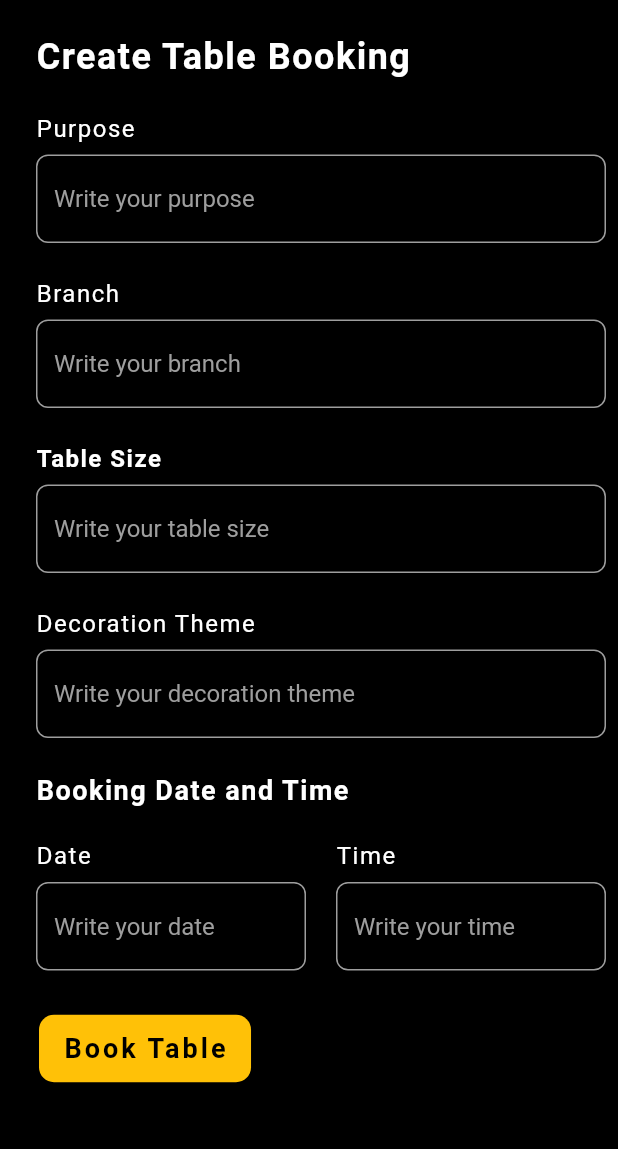
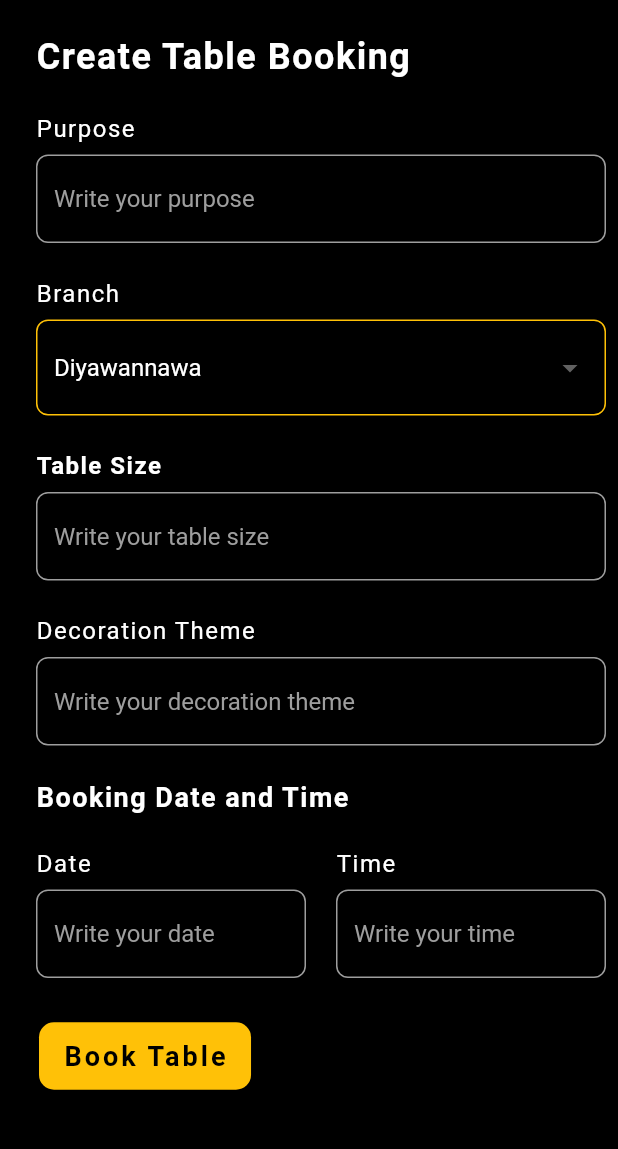
Before and after one commit to User-Experience-Design-SE3050-2021/se3050---uee-2021s2_reg_we_27, a Flutter app: the AddTableBookingScreen screen opened directly, on a phone screen of 412 x 824 dp, the part 84-1233 px from its top. Run offline on Flutter 3.47's test engine with Material 2 defaults, Android fonts, the light colour scheme and no system bars; our stand-ins replace cloud_firestore, firebase_core; accounts and stored records are empty.

Commit message:
add branches dropdown for addTableBookingForm.dart

```diff
--- a/machan_eats_application/lib/custom_form_field.dart
+++ b/machan_eats_application/lib/custom_form_field.dart
@@ -38,7 +38,7 @@
   @override
   Widget build(BuildContext context) {
     return TextFormField(
-      style: TextStyle(color: Colors.grey),
+      style: TextStyle(color: Colors.white),
       initialValue: _initialValue,
       maxLines: maxLines,
       keyboardType: _keyboardtype,
--- a/machan_eats_application/lib/screens/tablebookingScreens/addTableBookingForm.dart
+++ b/machan_eats_application/lib/screens/tablebookingScreens/addTableBookingForm.dart
@@ -35,7 +35,7 @@
   bool _isProcessing = false;
 
   final TextEditingController _purposeController = TextEditingController();
-  final TextEditingController _branchController = TextEditingController();
+  // final TextEditingController _branchController = TextEditingController();
   final TextEditingController _tableSizeController = TextEditingController();
   final TextEditingController _decorationThemeController = TextEditingController();
   final TextEditingController _dateController = TextEditingController();
@@ -108,85 +108,70 @@
                       ),
                     ),
                     SizedBox(height:8.0),
-                    // DropdownButtonFormField(
-                    //   style: TextStyle(
-                    //     color: Colors.grey,
-                    //   ),
-                    //   dropdownColor: Colors.black,
-                    //   decoration: InputDecoration(
-                    //     fillColor: Colors.black,
-                    //     filled: true,
-                    //     labelStyle: TextStyle(color: Colors.yellowAccent),
-                    //     hintStyle: const TextStyle(
-                    //         color: Colors.white
-                    //     ),
-                    //     errorStyle: const TextStyle(
-                    //       color: Colors.redAccent,
-                    //       fontWeight: FontWeight.bold,
-                    //     ),
-                    //     focusedBorder: OutlineInputBorder(
-                    //         borderRadius: BorderRadius.circular(8.0),
-                    //         borderSide: const BorderSide(
-                    //           color: Colors.amber,
-                    //           width: 2,
-                    //         )
-                    //     ),
-                    //     enabledBorder: OutlineInputBorder(
-                    //         borderRadius: BorderRadius.circular(8.0),
-                    //         borderSide: const BorderSide(
-                    //           color: Colors.amber,
-                    //         )
-                    //     ),
-                    //     errorBorder: OutlineInputBorder(
-                    //         borderRadius: BorderRadius.circular(8.0),
-                    //         borderSide: const BorderSide(
-                    //           color: Colors.redAccent,
-                    //           width: 2,
-                    //         )
-                    //     ),
-                    //     focusedErrorBorder: OutlineInputBorder(
-                    //       borderRadius: BorderRadius.circular(8.0),
-                    //       borderSide: const BorderSide(
-                    //         color: Colors.redAccent,
-                    //         width: 2,
-                    //       ),
-                    //     ),
-                    //   ),
-                    //   onChanged: (value) {
-                    //     setState(() => getBranch = value.toString());
-                    //   },
-                    //   value: getBranch.isEmpty ? 'Diyawannawa' : getBranch,
-                    //   validator: (value) {
-                    //         if(value == null || value.toString().isEmpty){
-                    //           return 'This source can not be empty.';
-                    //         }
-                    //         getBranch = value.toString();
-                    //   },
-                    //   items: branches.map((branch) {
-                    //     return DropdownMenuItem(
-                    //       child: Text(branch),
-                    //       value: branch,
-                    //     );
-                    //   }).toList(),
-                    //   // selectedItemBuilder: (context) {
-                    //   //   return [Text(getBranch)];
-                    //   // },
-                    // ),
-                    CustomFormField(
-                      initialValue: "",
-                      isLabelEnabled: false,
-                      controller: _branchController,
-                      focusNode: widget.branchFocusNode,
-                      keyboardType: TextInputType.text,
-                      inputAction: TextInputAction.next,
+                    DropdownButtonFormField(
+                      style: TextStyle(
+                        color: Colors.white,
+                        fontSize: 16,
+                      ),
+                      dropdownColor: Colors.black,
+                      decoration: InputDecoration(
+                        fillColor: Colors.black,
+                        filled: true,
+                        labelStyle: TextStyle(color: Colors.yellowAccent),
+                        hintStyle: const TextStyle(
+                            color: Colors.white
+                        ),
+                        errorStyle: const TextStyle(
+                          color: Colors.redAccent,
+                          fontWeight: FontWeight.bold,
+                        ),
+                        focusedBorder: OutlineInputBorder(
+                            borderRadius: BorderRadius.circular(8.0),
+                            borderSide: const BorderSide(
+                              color: Colors.amber,
+                              width: 2,
+                            )
+                        ),
+                        enabledBorder: OutlineInputBorder(
+                            borderRadius: BorderRadius.circular(8.0),
+                            borderSide: const BorderSide(
+                              color: Colors.amber,
+                            )
+                        ),
+                        errorBorder: OutlineInputBorder(
+                            borderRadius: BorderRadius.circular(8.0),
+                            borderSide: const BorderSide(
+                              color: Colors.redAccent,
+                              width: 2,
+                            )
+                        ),
+                        focusedErrorBorder: OutlineInputBorder(
+                          borderRadius: BorderRadius.circular(8.0),
+                          borderSide: const BorderSide(
+                            color: Colors.redAccent,
+                            width: 2,
+                          ),
+                        ),
+                      ),
+                      onChanged: (value) {
+                        setState(() => getBranch = value.toString());
+                      },
+                      value: getBranch.isEmpty ? 'Diyawannawa' : getBranch,
                       validator: (value) {
-                        Validator.validateField(
-                            value: value
+                            if(value == null || value.toString().isEmpty){
+                              return 'This source can not be empty.';
+                            }
+                            getBranch = value.toString();
+                      },
+                      items: branches.map((branch) {
+                        return DropdownMenuItem(
+                          child: Text(branch),
+                          value: branch,
                         );
-                        getBranch = value;
-                      },
-                      label: 'Branch',
-                      hint: 'Write your branch',
+                      }).toList(),
+                      // selectedItemBuilder: (context) {
+                      //   return [Text(getBranch)];
+                      // },
                     ),
                     SizedBox(height:24.0),
                     Text(
```
